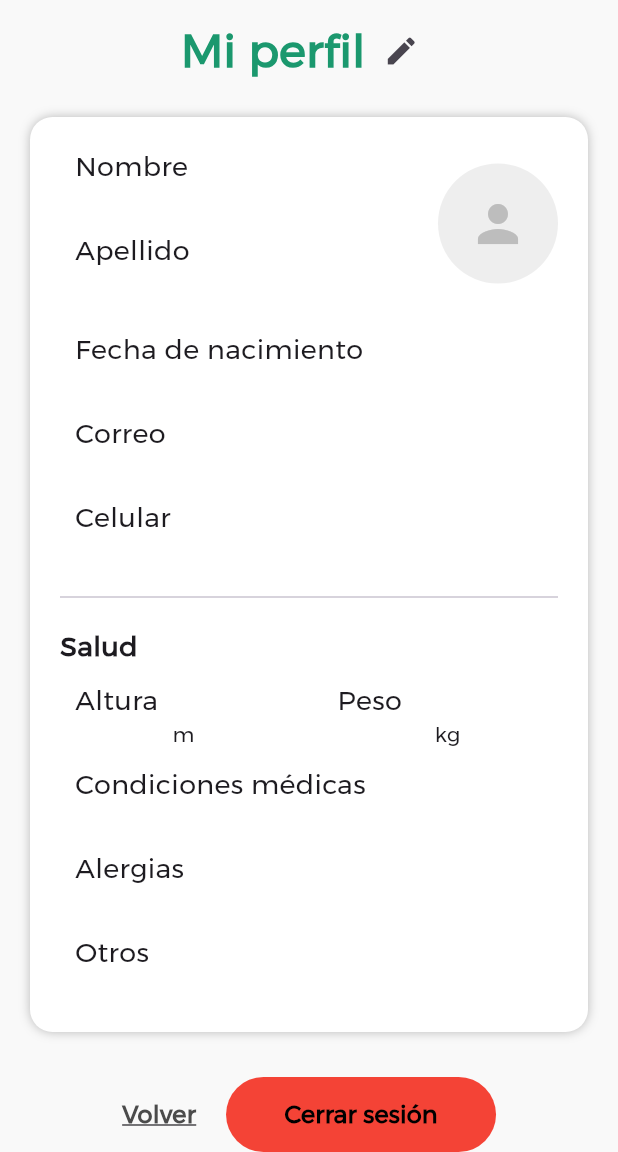
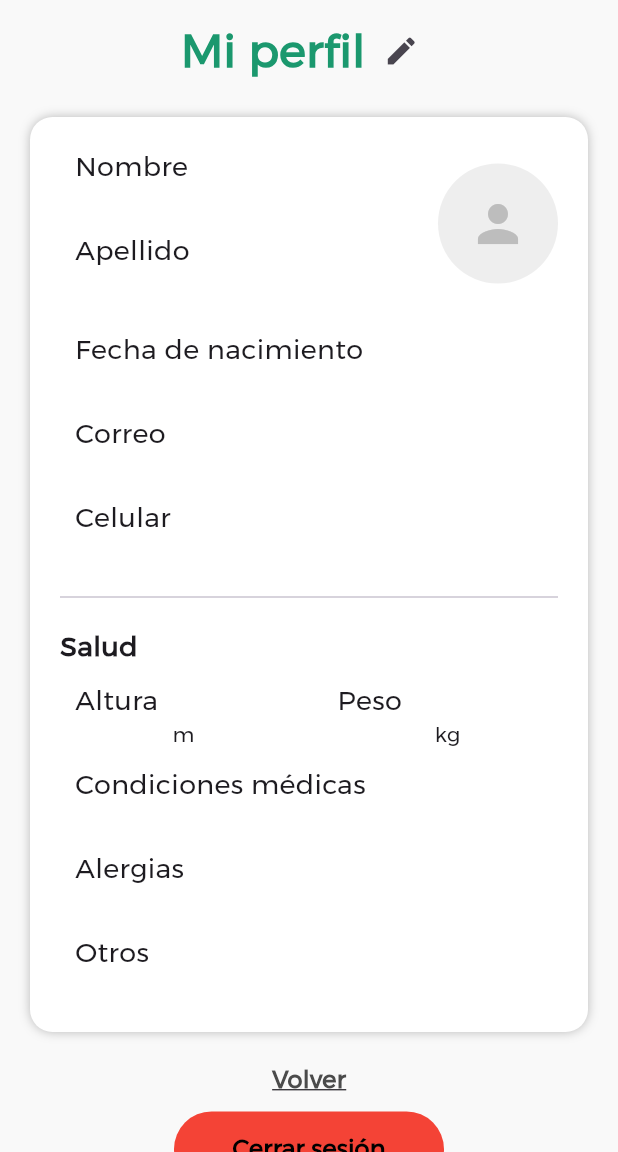
Before and after one commit to MarceCZ/Trabajo-Integrador-Prog.-Movil, a Flutter app: the ProfilePage screen opened by its route, on a phone screen of 412 x 824 dp, the part 84-1236 px from its top. Run offline on Flutter 3.47's test engine with Material 3 defaults, Android fonts, the light colour scheme and no system bars; our stand-ins replace get; project files that could hold a hidden picture were left out.

Commit message:
font + diseño

```diff
--- a/lib/main.dart
+++ b/lib/main.dart
@@ -27,6 +27,7 @@ class MyApp extends StatelessWidget {
       theme: ThemeData(
         fontFamily: 'Gontserrat',
       ),
+      //debugShowCheckedModeBanner: false,
       initialRoute: '/presentation',
       routes: {
         '/presentation': (context) => PresentationPage(),
--- a/lib/pages/presentationPage/presentation_page.dart
+++ b/lib/pages/presentationPage/presentation_page.dart
@@ -26,17 +26,21 @@ class PresentationPage extends StatelessWidget {
                   textAlign: TextAlign.center,
                   text: TextSpan(
                     style: TextStyle(
+                      fontFamily: 'Gontserrat',
+                      fontSize: 35.0,
                       color: Colors.white,
-                          fontSize: 35.0,
                     ),
                     children: <TextSpan>[
                       TextSpan(
                         text: "Tu salud ",
                         style: TextStyle(
                           fontWeight: FontWeight.w900,
-                              )),
+                        ),
+                      ),
                       TextSpan(text: "a un click de distancia"),
-                        ])),
+                    ],
+                  ),
+                ),
                 SizedBox(height: 20.0),
                 Text(
                     "Personaliza y recibe tus medicinas esenciales cada mes con comodidad y confianza.",
--- a/lib/pages/profilePage/profile_page.dart
+++ b/lib/pages/profilePage/profile_page.dart
@@ -201,11 +201,12 @@ class _ProfilePageState extends State<ProfilePage> {
                       ],
                     ),
                   ),
-                  SizedBox(height: 30.0),
+                  SizedBox(height: 20.0),
 
                   // Botones de acción
-                  Row(
+                  Column(
                     mainAxisAlignment: MainAxisAlignment.center,
+                    crossAxisAlignment: CrossAxisAlignment.center,
                     children: [
                       InkWell(
                         onTap: () {
@@ -221,7 +222,7 @@ class _ProfilePageState extends State<ProfilePage> {
                           ),
                         ),
                       ),
-                      SizedBox(width: 20.0),
+                      SizedBox(height: 10.0),
                       Button(
                         title: 'Cerrar sesión',
                         onPressed: () {
```
Also changed, not shown: assets/fonts/LondrinaSketchRegular.ttf (added). Lines whose indentation alone changed are shown as unchanged.
